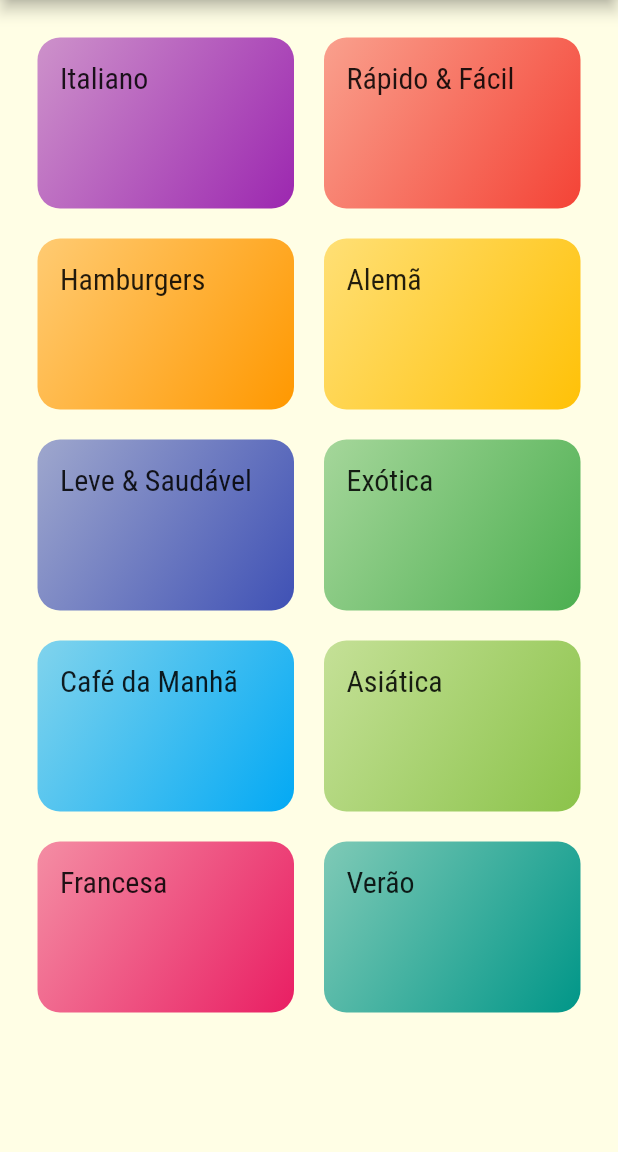
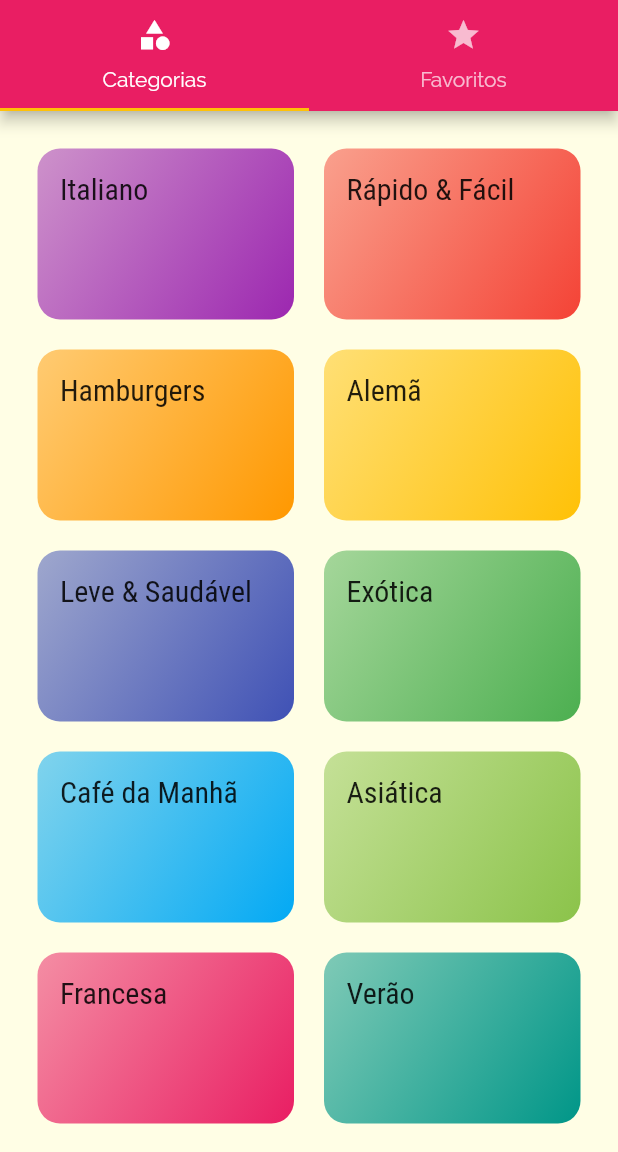
Before and after one commit to juniorlatalisa/cod3r_flutter, a Flutter app: the screen it shows after launch, on a phone screen of 412 x 824 dp, the part 84-1236 px from its top. Run offline on Flutter 3.47's test engine with Material 2 defaults, Android fonts, the phone set to English and light mode, and no system bars.

Commit message:
Navegação & Múltiplas Telas: Adicionando TabBar na AppBar

```diff
--- a/curso_flutter/meals/lib/screens/categories_screen.dart
+++ b/curso_flutter/meals/lib/screens/categories_screen.dart
@@ -7,11 +7,7 @@ class CategoriesScreen extends StatelessWidget {
 
   @override
   Widget build(BuildContext context) {
-    return Scaffold(
-      appBar: AppBar(
-        title: Text('Vamos cozinhar?'),
-      ),
-      body: GridView(
+    return GridView(
       padding: const EdgeInsets.all(25),
       gridDelegate: SliverGridDelegateWithMaxCrossAxisExtent(
         maxCrossAxisExtent: 200,
@@ -21,7 +17,6 @@ class CategoriesScreen extends StatelessWidget {
       ),
       children:
           DUMMY_CATEGORIES.map((category) => CategoryItem(category)).toList(),
-      ),
     );
   }
 }
--- /dev/null
+++ b/curso_flutter/meals/lib/screens/favorite_screen.dart
@@ -0,0 +1,12 @@
+import 'package:flutter/material.dart';
+
+class FavoriteScreen extends StatelessWidget {
+  const FavoriteScreen();
+
+  @override
+  Widget build(BuildContext context) {
+    return Container(
+      child: Text('Minhas refeições favoritas'),
+    );
+  }
+}
--- /dev/null
+++ b/curso_flutter/meals/lib/screens/tabs_screen.dart
@@ -0,0 +1,37 @@
+import 'package:flutter/material.dart';
+import 'package:meals/screens/categories_screen.dart';
+import 'package:meals/screens/favorite_screen.dart';
+
+class TabsScreen extends StatelessWidget {
+  const TabsScreen();
+
+  @override
+  Widget build(BuildContext context) {
+    return DefaultTabController(
+      length: 2,
+      child: Scaffold(
+        appBar: AppBar(
+          title: const Text('Vamos cozinhar?'),
+          bottom: TabBar(
+            tabs: <Widget>[
+              Tab(
+                icon: const Icon(Icons.category),
+                text: 'Categorias',
+              ),
+              Tab(
+                icon: const Icon(Icons.star),
+                text: 'Favoritos',
+              ),
+            ],
+          ),
+        ),
+        body: TabBarView(
+          children: <Widget>[
+            const CategoriesScreen(),
+            const FavoriteScreen(),
+          ],
+        ),
+      ),
+    );
+  }
+}
--- a/curso_flutter/meals/lib/utils/app_routes.dart
+++ b/curso_flutter/meals/lib/utils/app_routes.dart
@@ -2,11 +2,11 @@ import 'package:flutter/material.dart';
 import 'package:meals/models/category.dart';
 import 'package:meals/models/meal.dart';
 import 'package:meals/screens/categories_meals_screen.dart';
-import 'package:meals/screens/categories_screen.dart';
 import 'package:meals/screens/meal_detail_screen.dart';
+import 'package:meals/screens/tabs_screen.dart';
 
 class AppRoutes {
-  static const _homeScreen = CategoriesScreen();
+  // static const _homeScreen = CategoriesScreen();
   static const _categoriesMealScreeen = CategoriesMealScreeen();
   static const _mealDetailScreen = MealDetailScreen();
 
@@ -33,7 +33,7 @@ class AppRoutes {
       );
 
   static final Map<String, WidgetBuilder> routes = {
-    HOME: (_) => _homeScreen,
+    HOME: (_) => TabsScreen(),
     CATEGORIES_MEALS: (_) => _categoriesMealScreeen,
     MEAL_DETAIL: (_) => _mealDetailScreen,
   };
```
Lines whose indentation alone changed are shown as unchanged.
